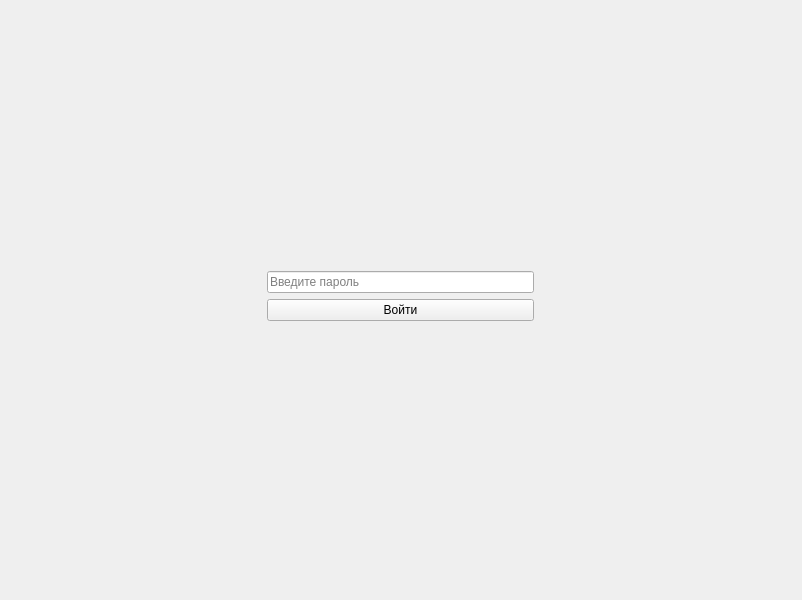
Before: the Qt Designer form MMCS_exam/mainwindow.ui in f1xgun/221_3210_Mikhailov, drawn with Qt 5.
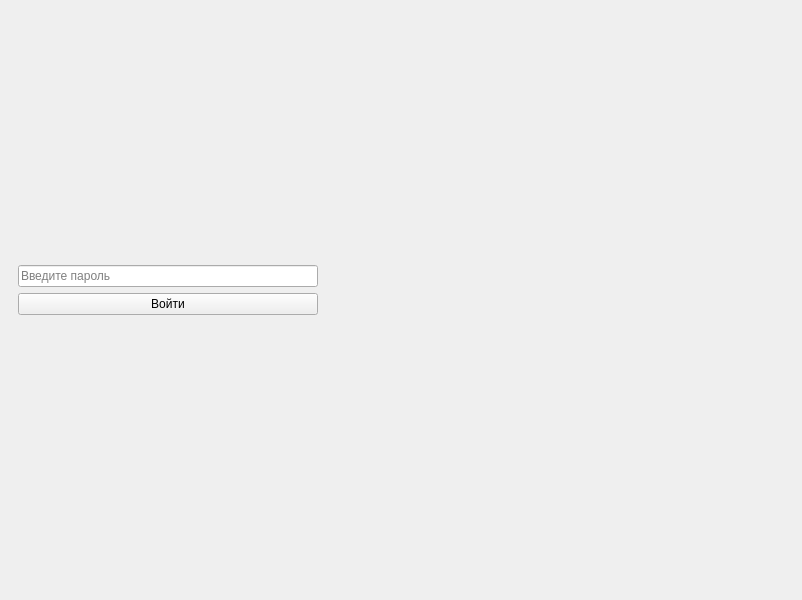
After: the same form once the commit is applied.

Commit message: feat: add adaptive login page

Patch:
```diff
--- a/MMCS_exam/mainwindow.ui
+++ b/MMCS_exam/mainwindow.ui
@@ -14,67 +14,47 @@
    <string>Промокоды</string>
   </property>
   <widget class="QWidget" name="centralwidget">
+   <property name="sizePolicy">
+    <sizepolicy hsizetype="Preferred" vsizetype="Preferred">
+     <horstretch>0</horstretch>
+     <verstretch>0</verstretch>
+    </sizepolicy>
+   </property>
+   <layout class="QHBoxLayout" name="horizontalLayout_3">
+    <item>
    <widget class="QStackedWidget" name="stackedWidget">
-    <property name="geometry">
-     <rect>
-      <x>0</x>
-      <y>0</y>
-      <width>801</width>
-      <height>601</height>
-     </rect>
-    </property>
     <property name="currentIndex">
      <number>0</number>
     </property>
-    <widget class="QWidget" name="page">
-     <widget class="QWidget" name="verticalLayoutWidget">
-      <property name="geometry">
-       <rect>
-        <x>0</x>
-        <y>0</y>
-        <width>801</width>
-        <height>611</height>
-       </rect>
-      </property>
-      <layout class="QVBoxLayout" name="verticalLayout">
-       <item>
-        <spacer name="verticalSpacer_2">
-         <property name="orientation">
-          <enum>Qt::Vertical</enum>
-         </property>
-         <property name="sizeType">
-          <enum>QSizePolicy::MinimumExpanding</enum>
-         </property>
-         <property name="sizeHint" stdset="0">
-          <size>
-           <width>20</width>
-           <height>40</height>
-          </size>
-         </property>
-        </spacer>
-       </item>
-       <item>
-        <layout class="QHBoxLayout" name="horizontalLayout_3">
-         <item>
-          <spacer name="horizontalSpacer_5">
-           <property name="orientation">
-            <enum>Qt::Horizontal</enum>
-           </property>
-           <property name="sizeType">
-            <enum>QSizePolicy::MinimumExpanding</enum>
-           </property>
-           <property name="sizeHint" stdset="0">
-            <size>
-             <width>40</width>
-             <height>20</height>
-            </size>
-           </property>
-          </spacer>
-         </item>
-         <item>
+      <widget class="QWidget" name="loginPage">
+       <property name="layoutDirection">
+        <enum>Qt::LeftToRight</enum>
+       </property>
           <layout class="QVBoxLayout" name="verticalLayout_3">
+        <property name="sizeConstraint">
+         <enum>QLayout::SetDefaultConstraint</enum>
+        </property>
+        <item>
+         <spacer name="verticalSpacer">
+          <property name="orientation">
+           <enum>Qt::Vertical</enum>
+          </property>
+          <property name="sizeHint" stdset="0">
+           <size>
+            <width>20</width>
+            <height>40</height>
+           </size>
+          </property>
+         </spacer>
+        </item>
            <item>
             <widget class="QLineEdit" name="password_input">
+          <property name="maximumSize">
+           <size>
+            <width>300</width>
+            <height>16777215</height>
+           </size>
+          </property>
              <property name="inputMethodHints">
               <set>Qt::ImhHiddenText|Qt::ImhNoAutoUppercase|Qt::ImhNoPredictiveText|Qt::ImhSensitiveData</set>
              </property>
@@ -88,6 +68,12 @@
            </item>
            <item>
             <widget class="QPushButton" name="login_button">
+          <property name="maximumSize">
+           <size>
+            <width>300</width>
+            <height>16777215</height>
+           </size>
+          </property>
              <property name="text">
               <string>Войти</string>
              </property>
@@ -95,39 +81,22 @@
            </item>
            <item>
             <widget class="QLabel" name="error_text">
+          <property name="maximumSize">
+           <size>
+            <width>300</width>
+            <height>16777215</height>
+           </size>
+          </property>
              <property name="text">
               <string/>
              </property>
             </widget>
            </item>
-          </layout>
-         </item>
          <item>
-          <spacer name="horizontalSpacer_6">
-           <property name="orientation">
-            <enum>Qt::Horizontal</enum>
-           </property>
-           <property name="sizeType">
-            <enum>QSizePolicy::MinimumExpanding</enum>
-           </property>
-           <property name="sizeHint" stdset="0">
-            <size>
-             <width>40</width>
-             <height>20</height>
-            </size>
-           </property>
-          </spacer>
-         </item>
-        </layout>
-       </item>
-       <item>
-        <spacer name="verticalSpacer">
+         <spacer name="verticalSpacer_2">
          <property name="orientation">
           <enum>Qt::Vertical</enum>
          </property>
-         <property name="sizeType">
-          <enum>QSizePolicy::MinimumExpanding</enum>
-         </property>
          <property name="sizeHint" stdset="0">
           <size>
            <width>20</width>
@@ -137,7 +106,6 @@
         </spacer>
        </item>
       </layout>
-     </widget>
     </widget>
     <widget class="QWidget" name="page_2">
      <widget class="QWidget" name="verticalLayoutWidget_2">
@@ -257,6 +225,8 @@
      </widget>
     </widget>
    </widget>
+    </item>
+   </layout>
   </widget>
  </widget>
  <resources/>
```
Lines whose indentation alone changed are shown as unchanged. The commit also changes 1 other file.
